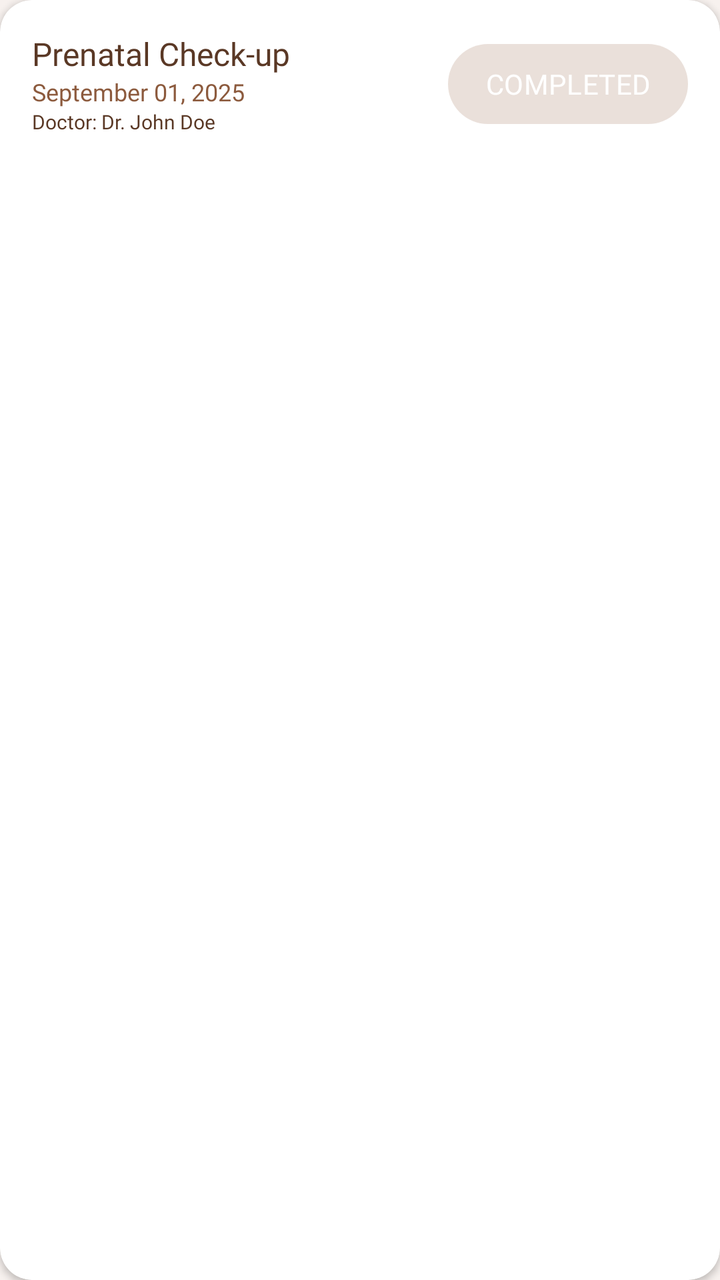
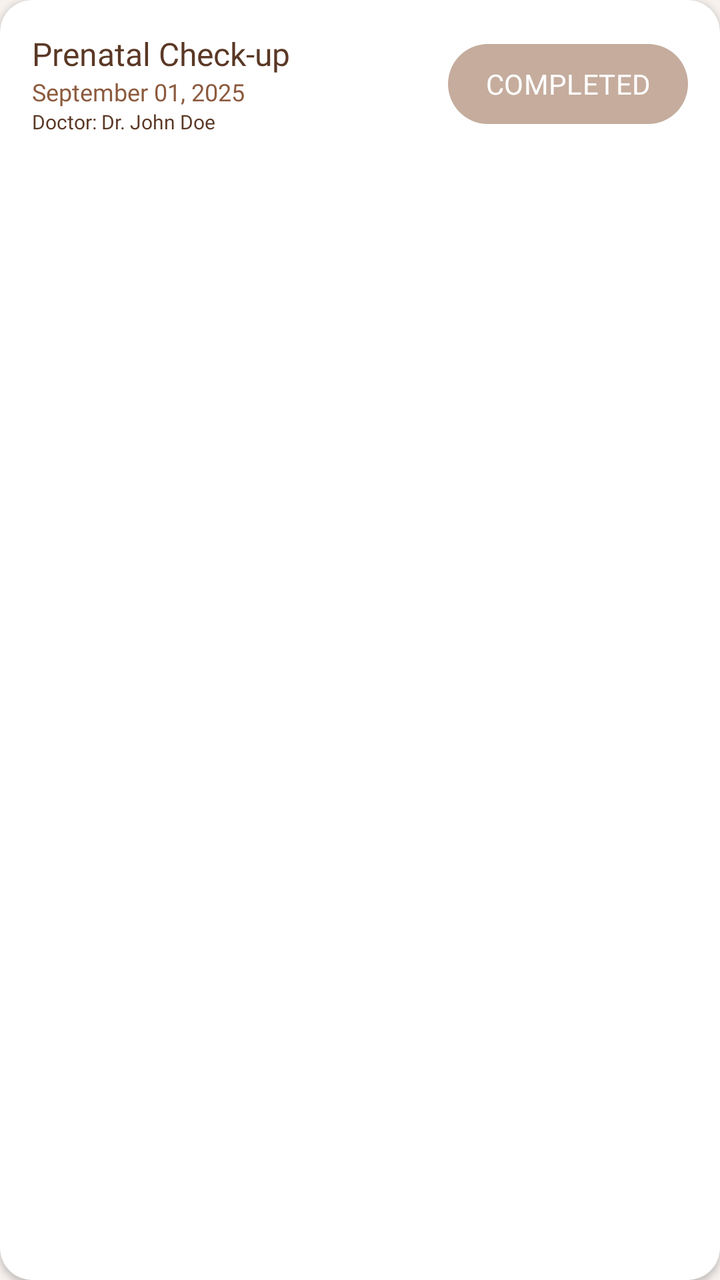

Before-and-after screenshots of an Android layout around one commit, followed by the original layout XML and the change that was made.
<!-- AndroidManifest.xml: application theme Theme.StTherese -->
<!-- res/layout/history_card.xml -->
<?xml version="1.0" encoding="utf-8"?>
<androidx.cardview.widget.CardView xmlns:android="http://schemas.android.com/apk/res/android"
    xmlns:app="http://schemas.android.com/apk/res-auto"
    xmlns:tools="http://schemas.android.com/tools"
    android:layout_width="match_parent"
    android:layout_height="wrap_content"
    android:layout_marginBottom="12dp"
    app:cardCornerRadius="16dp"
    app:cardElevation="2dp"
    app:cardBackgroundColor="@color/card_white">


    <androidx.constraintlayout.widget.ConstraintLayout
        android:layout_width="match_parent"
        android:layout_height="wrap_content"
        android:padding="16dp">

        <TextView
            android:id="@+id/tvServiceType"
            android:layout_width="wrap_content"
            android:layout_height="wrap_content"
            android:fontFamily="@font/montserrat_extra_bold"
            android:text="Prenatal Check-up"
            android:textColor="@color/brown_text"
            android:textSize="16sp"
            app:layout_constraintStart_toStartOf="parent"
            app:layout_constraintTop_toTopOf="parent" />

        <TextView
            android:id="@+id/tvDateHistory"
            android:layout_width="wrap_content"
            android:layout_height="wrap_content"
            android:fontFamily="@font/poppins_medium"
            android:text="September 01, 2025"
            android:textColor="@color/text_secondary"
            android:textSize="12sp"
            app:layout_constraintStart_toStartOf="parent"
            app:layout_constraintTop_toBottomOf="@+id/tvServiceType" />

        <TextView
            android:id="@+id/tvDoctorNameHistory"
            android:layout_width="wrap_content"
            android:layout_height="wrap_content"
            android:fontFamily="@font/poppins_semi_bold"
            android:text="Doctor: Dr. John Doe"
            android:textColor="@color/brown_text"
            android:textSize="10sp"
            app:layout_constraintStart_toStartOf="parent"
            app:layout_constraintTop_toBottomOf="@+id/tvDateHistory" />

        <com.google.android.material.button.MaterialButton
            android:id="@+id/btnStatusHistory"
            android:layout_width="wrap_content"
            android:layout_height="wrap_content"
            android:minWidth="120dp"
            android:fontFamily="@font/poppins_semi_bold"
            android:text="COMPLETED"
            android:textAlignment="center"
            android:textAllCaps="false"
            android:textColor="@color/card_white"
            android:textSize="14sp"
            android:paddingStart="16dp"
            android:paddingEnd="16dp"
            app:backgroundTint="#80D6C2B5"
            app:cornerRadius="24dp"
            app:layout_constraintBottom_toBottomOf="parent"
            app:layout_constraintEnd_toEndOf="parent"
            app:layout_constraintTop_toTopOf="parent" />

    </androidx.constraintlayout.widget.ConstraintLayout>
</androidx.cardview.widget.CardView>
<!-- resources referenced by this layout -->
<resources>
  <color name="brown_text">#5A3825</color>
  <color name="card_white">#FFFFFF</color>
  <color name="text_secondary">#8C5A3D</color>
  <style name="Theme.StTherese" parent="Base.Theme.StTherese" />
  <style name="Base.Theme.StTherese" parent="Theme.Material3.DayNight.NoActionBar">
          <item name="colorPrimary">@color/md_theme_light_primary</item>
          <item name="colorOnPrimary">@color/md_theme_light_onPrimary</item>
          <item name="android:colorBackground">@color/md_theme_light_background</item>
          <item name="colorSurface">@color/md_theme_light_surface</item>
          <item name="colorError">@color/red_primary</item>
          <item name="colorSecondary">@color/brown_text</item>
      </style>
  <color name="md_theme_light_primary">@color/brown_primary</color>
  <color name="md_theme_light_onPrimary">@color/white_on_primary</color>
  <color name="md_theme_light_background">@color/app_background</color>
  <color name="md_theme_light_surface">@color/app_background</color>
  <color name="red_primary">#D14A4A</color>
  <color name="brown_primary">#6B3A17</color>
  <color name="white_on_primary">#FFFFFF</color>
  <color name="app_background">#F7F1EE</color>
</resources>

<!-- the commit's change to res/layout/history_card.xml (unified diff, before → after) -->
@@ -61,7 +61,7 @@
             android:textSize="14sp"
             android:paddingStart="16dp"
             android:paddingEnd="16dp"
-            app:backgroundTint="#80D6C2B5"
+            app:backgroundTint="#808C5A3D"
             app:cornerRadius="24dp"
             app:layout_constraintBottom_toBottomOf="parent"
             app:layout_constraintEnd_toEndOf="parent"
